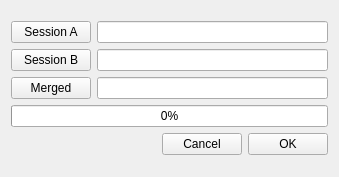
Above: src/gui/ui/merge.ui from hytechimaging/sammo-boat before the change. Below: the same form after it.
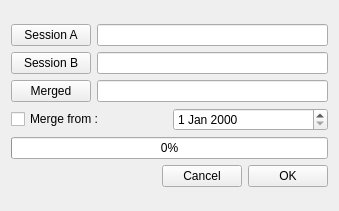
That is the form after the change.

Commit message: add datefilter during merge

The edit to the form file:
```diff
--- a/src/gui/ui/merge.ui
+++ b/src/gui/ui/merge.ui
@@ -7,7 +7,7 @@
     <x>0</x>
     <y>0</y>
     <width>339</width>
-    <height>177</height>
+    <height>211</height>
    </rect>
   </property>
   <property name="windowTitle">
@@ -61,6 +61,20 @@
        </item>
       </layout>
      </item>
+     <item>
+      <layout class="QHBoxLayout" name="horizontalLayout_5">
+       <item>
+        <widget class="QCheckBox" name="dateCheckBox">
+         <property name="text">
+          <string>Merge from :</string>
+         </property>
+        </widget>
+       </item>
+       <item>
+        <widget class="QDateEdit" name="dateEdit"/>
+       </item>
+      </layout>
+     </item>
      <item>
       <widget class="QProgressBar" name="progressBar">
        <property name="value">
```
The commit also changes 2 other files.
